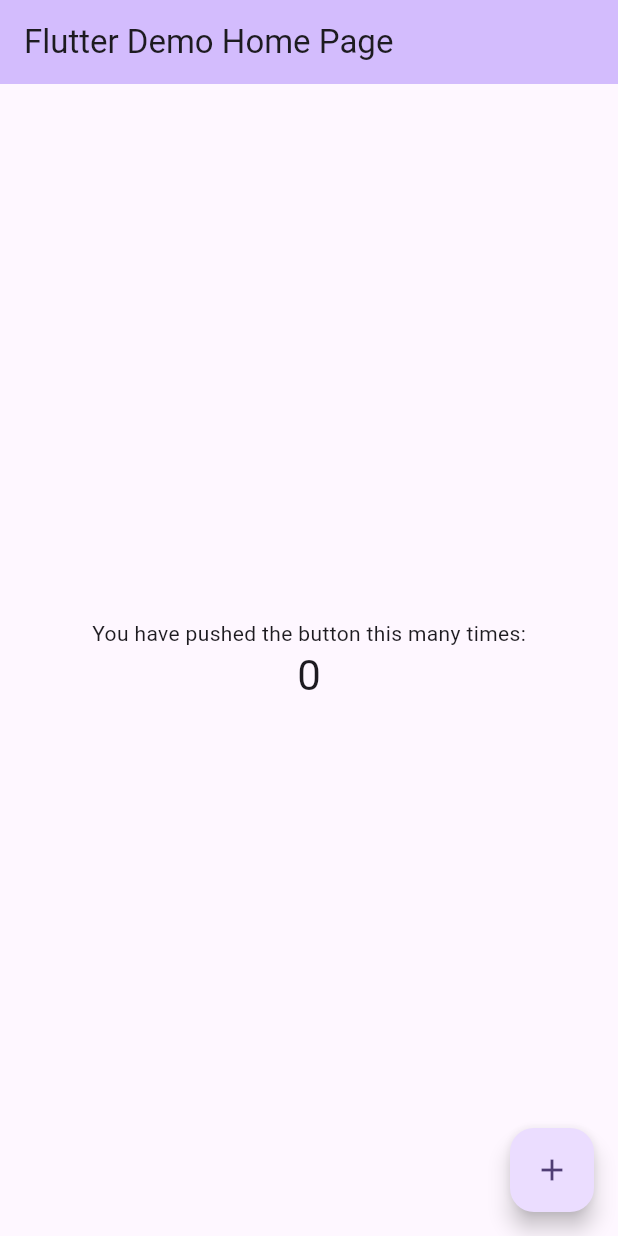
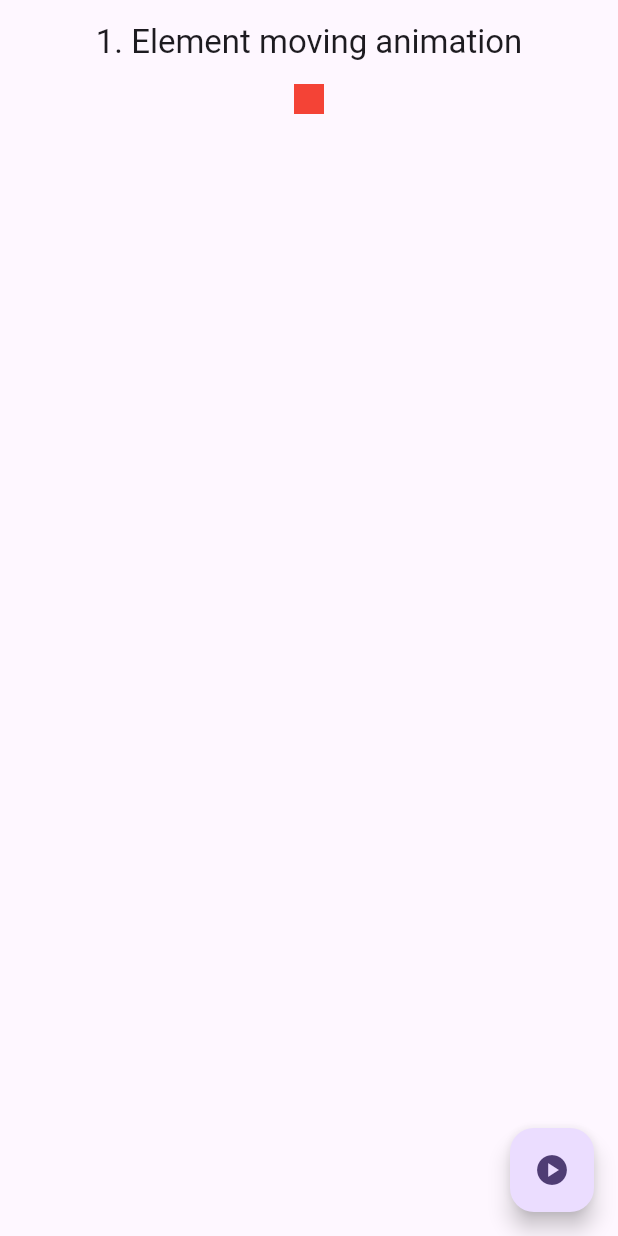
Before and after one commit to MD-Redwan-Ul-Abir/AnimationPracticeFlutter, a Flutter app: the screen it shows after launch, on a phone screen of 412 x 824 dp. Run offline on Flutter 3.47's test engine with Material 3 defaults, Android fonts, the phone set to English and light mode, and no system bars.

Commit message:
feat: Implement element moving animation

```diff
--- /dev/null
+++ b/lib/1_ElementMovingAnimation.dart
@@ -0,0 +1,47 @@
+import 'package:flutter/material.dart';
+
+class ElementMovingAnimation extends StatefulWidget {
+  const ElementMovingAnimation({super.key});
+
+  @override
+  State<ElementMovingAnimation> createState() => _ElementMovingAnimationState();
+}
+
+class _ElementMovingAnimationState extends State<ElementMovingAnimation>
+    with SingleTickerProviderStateMixin {
+  late AnimationController animationController;
+
+  @override
+  void initState() {
+    super.initState();
+    animationController = AnimationController(
+      vsync: this,
+      duration: Duration(seconds: 2),
+    );
+  }
+
+  @override
+  Widget build(BuildContext context) {
+    return Scaffold(
+      appBar: AppBar(
+        title: Text("1. Element moving animation"),
+        centerTitle: true,
+      ),
+      body: AnimatedBuilder(animation: animationController, builder: (context,child){
+        return Align(
+          alignment: Alignment(0*(1-animationController.value), -1*(1-animationController.value)),
+          child: Container(height: 20, width: 20, color: Colors.red),
+        );
+      }),
+      floatingActionButton: FloatingActionButton(
+        onPressed: () {
+          animationController.reset();
+          print("current value =====>> ${animationController.value}");
+          animationController.forward();
+        },
+        child: Center(child: Icon(Icons.play_circle)),
+      ),
+
+    );
+  }
+}
--- a/lib/main.dart
+++ b/lib/main.dart
@@ -1,4 +1,6 @@
 import 'package:flutter/material.dart';
+
+import '1_ElementMovingAnimation.dart';
 
 void main() {
   runApp(const MyApp());
@@ -7,116 +9,15 @@ void main() {
 class MyApp extends StatelessWidget {
   const MyApp({super.key});
 
-  // This widget is the root of your application.
   @override
   Widget build(BuildContext context) {
     return MaterialApp(
       title: 'Flutter Demo',
+      debugShowCheckedModeBanner: false,
       theme: ThemeData(
-        // This is the theme of your application.
-        //
-        // TRY THIS: Try running your application with "flutter run". You'll see
-        // the application has a purple toolbar. Then, without quitting the app,
-        // try changing the seedColor in the colorScheme below to Colors.green
-        // and then invoke "hot reload" (save your changes or press the "hot
-        // reload" button in a Flutter-supported IDE, or press "r" if you used
-        // the command line to start the app).
-        //
-        // Notice that the counter didn't reset back to zero; the application
-        // state is not lost during the reload. To reset the state, use hot
-        // restart instead.
-        //
-        // This works for code too, not just values: Most code changes can be
-        // tested with just a hot reload.
         colorScheme: ColorScheme.fromSeed(seedColor: Colors.deepPurple),
       ),
-      home: const MyHomePage(title: 'Flutter Demo Home Page'),
+      home:   ElementMovingAnimation( ),
     );
   }
 }
-
-class MyHomePage extends StatefulWidget {
-  const MyHomePage({super.key, required this.title});
-
-  // This widget is the home page of your application. It is stateful, meaning
-  // that it has a State object (defined below) that contains fields that affect
-  // how it looks.
-
-  // This class is the configuration for the state. It holds the values (in this
-  // case the title) provided by the parent (in this case the App widget) and
-  // used by the build method of the State. Fields in a Widget subclass are
-  // always marked "final".
-
-  final String title;
-
-  @override
-  State<MyHomePage> createState() => _MyHomePageState();
-}
-
-class _MyHomePageState extends State<MyHomePage> {
-  int _counter = 0;
-
-  void _incrementCounter() {
-    setState(() {
-      // This call to setState tells the Flutter framework that something has
-      // changed in this State, which causes it to rerun the build method below
-      // so that the display can reflect the updated values. If we changed
-      // _counter without calling setState(), then the build method would not be
-      // called again, and so nothing would appear to happen.
-      _counter++;
-    });
-  }
-
-  @override
-  Widget build(BuildContext context) {
-    // This method is rerun every time setState is called, for instance as done
-    // by the _incrementCounter method above.
-    //
-    // The Flutter framework has been optimized to make rerunning build methods
-    // fast, so that you can just rebuild anything that needs updating rather
-    // than having to individually change instances of widgets.
-    return Scaffold(
-      appBar: AppBar(
-        // TRY THIS: Try changing the color here to a specific color (to
-        // Colors.amber, perhaps?) and trigger a hot reload to see the AppBar
-        // change color while the other colors stay the same.
-        backgroundColor: Theme.of(context).colorScheme.inversePrimary,
-        // Here we take the value from the MyHomePage object that was created by
-        // the App.build method, and use it to set our appbar title.
-        title: Text(widget.title),
-      ),
-      body: Center(
-        // Center is a layout widget. It takes a single child and positions it
-        // in the middle of the parent.
-        child: Column(
-          // Column is also a layout widget. It takes a list of children and
-          // arranges them vertically. By default, it sizes itself to fit its
-          // children horizontally, and tries to be as tall as its parent.
-          //
-          // Column has various properties to control how it sizes itself and
-          // how it positions its children. Here we use mainAxisAlignment to
-          // center the children vertically; the main axis here is the vertical
-          // axis because Columns are vertical (the cross axis would be
-          // horizontal).
-          //
-          // TRY THIS: Invoke "debug painting" (choose the "Toggle Debug Paint"
-          // action in the IDE, or press "p" in the console), to see the
-          // wireframe for each widget.
-          mainAxisAlignment: MainAxisAlignment.center,
-          children: <Widget>[
-            const Text('You have pushed the button this many times:'),
-            Text(
-              '$_counter',
-              style: Theme.of(context).textTheme.headlineMedium,
-            ),
-          ],
-        ),
-      ),
-      floatingActionButton: FloatingActionButton(
-        onPressed: _incrementCounter,
-        tooltip: 'Increment',
-        child: const Icon(Icons.add),
-      ), // This trailing comma makes auto-formatting nicer for build methods.
-    );
-  }
-}
```
